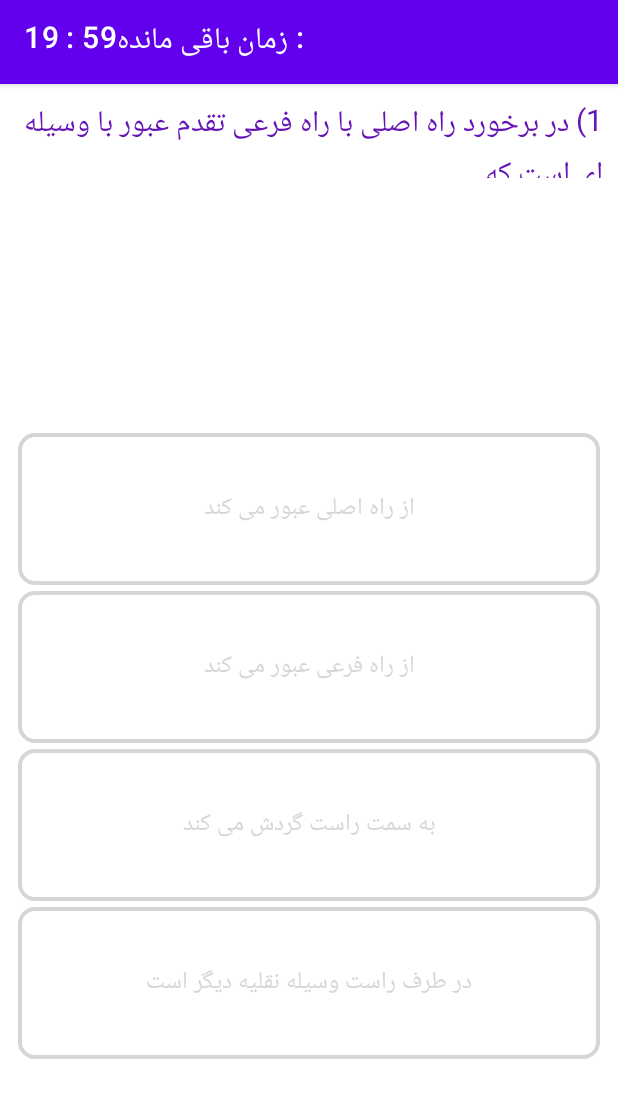
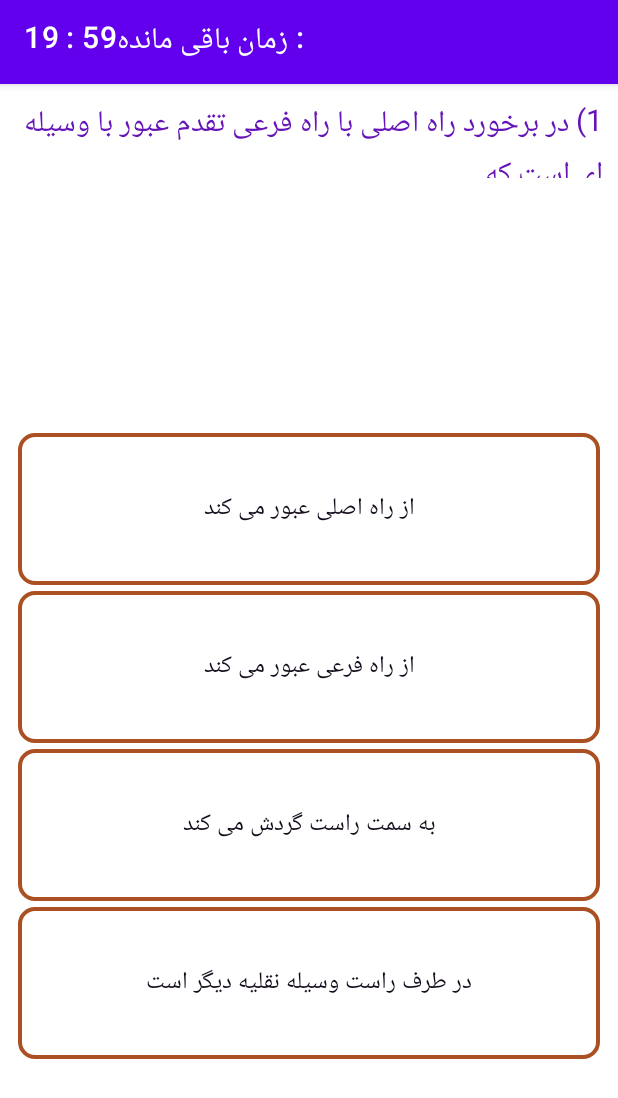
Before and after one commit to NARI1108/Regulations, an Android app: the Exam screen opened directly, with no data from a screen before it, on a phone screen of 412 x 824 dp. Shown: the top 1098 px of the screen. Run offline under Robolectric (Android 15) with nearby library versions, the light colour scheme and no system bars.

Commit message:
Create the colors needed for our app in the colors section.

```diff
--- a/app/src/main/res/values/colors.xml
+++ b/app/src/main/res/values/colors.xml
@@ -7,4 +7,11 @@
     <color name="teal_700">#FF018786</color>
     <color name="black">#FF000000</color>
     <color name="white">#FFFFFFFF</color>
+    <color name="orange">#FF9800</color>
+    <color name="crimson">#7c0734</color>
+    <color name="dark_orange">#ab5022</color>
+    <color name="dark_purple">#150d1d</color>
+    <color name="navy_blue">#150d1d</color>
+    <color name="btnEnable">#e7e777</color>
+    <color name="btnDisable">#949494</color>
 </resources>
```
